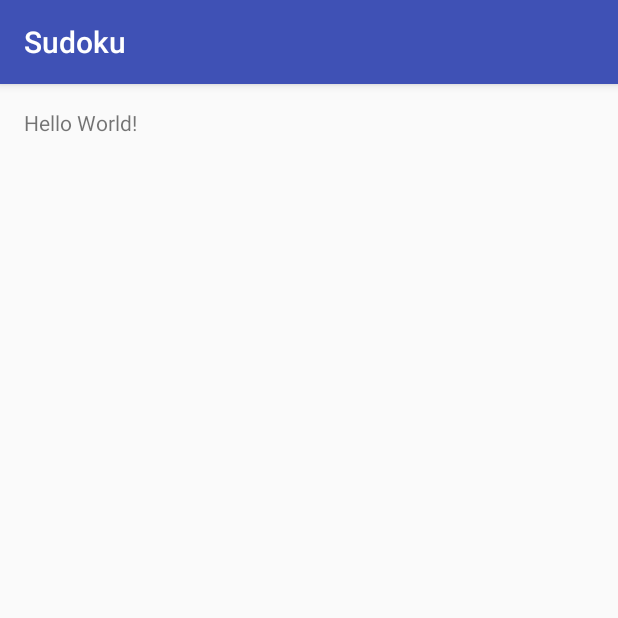
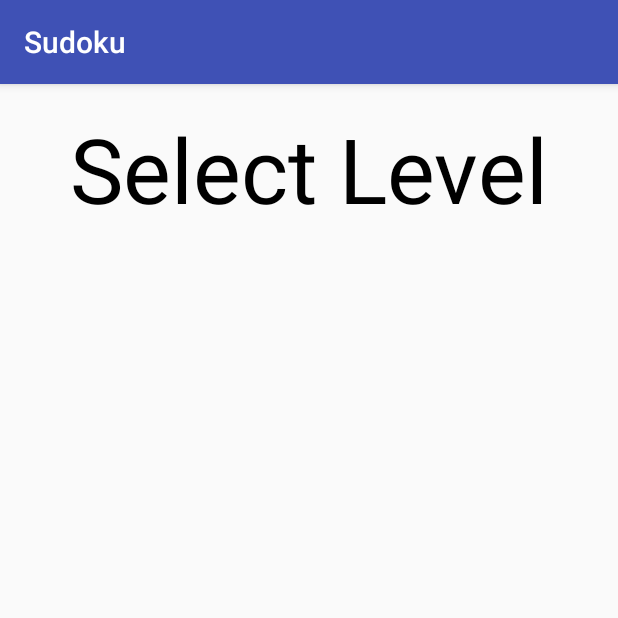
Before and after one commit to xdubzxxreaperx/sudoku, an Android app: the screen it shows after launch (MainActivity), on a phone screen of 412 x 824 dp, the top half of it. Run offline under Robolectric (Android 15) with nearby library versions, the phone set to English and light mode, and no system bars.

Commit message:
Layout 2
Select Level

```diff
--- a/Sudoku/app/src/main/res/layout/activity_main.xml
+++ b/Sudoku/app/src/main/res/layout/activity_main.xml
@@ -11,6 +11,16 @@
 
     <TextView
         android:layout_width="wrap_content"
+        android:textSize="60dp"
         android:layout_height="wrap_content"
-        android:text="Hello World!" />
+        android:text="Select Level"
+        android:layout_alignParentTop="true"
+        android:layout_centerHorizontal="true"
+        android:textColor="#000000"
+        android:id="@+id/textView" />
+
+    <ListView
+        android:layout_width="match_parent"
+        android:layout_height="match_parent"
+        android:layout_below="@+id/textView"></ListView>
 </RelativeLayout>
```
